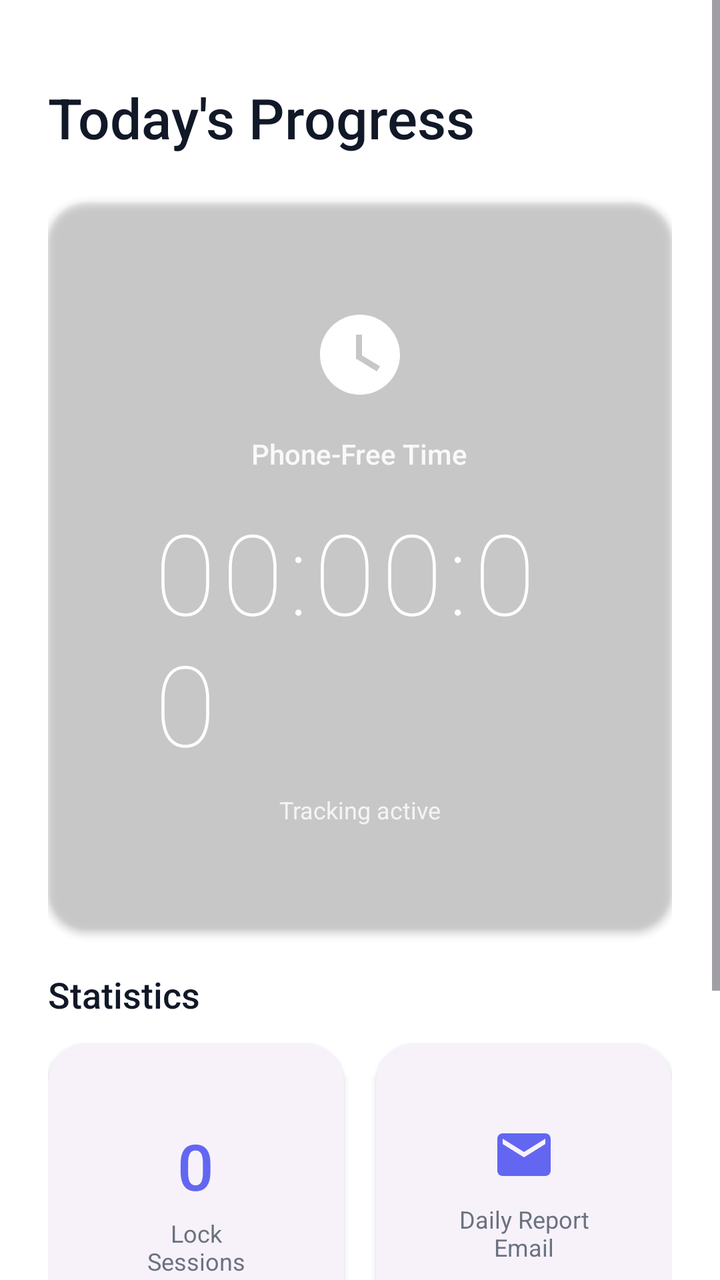
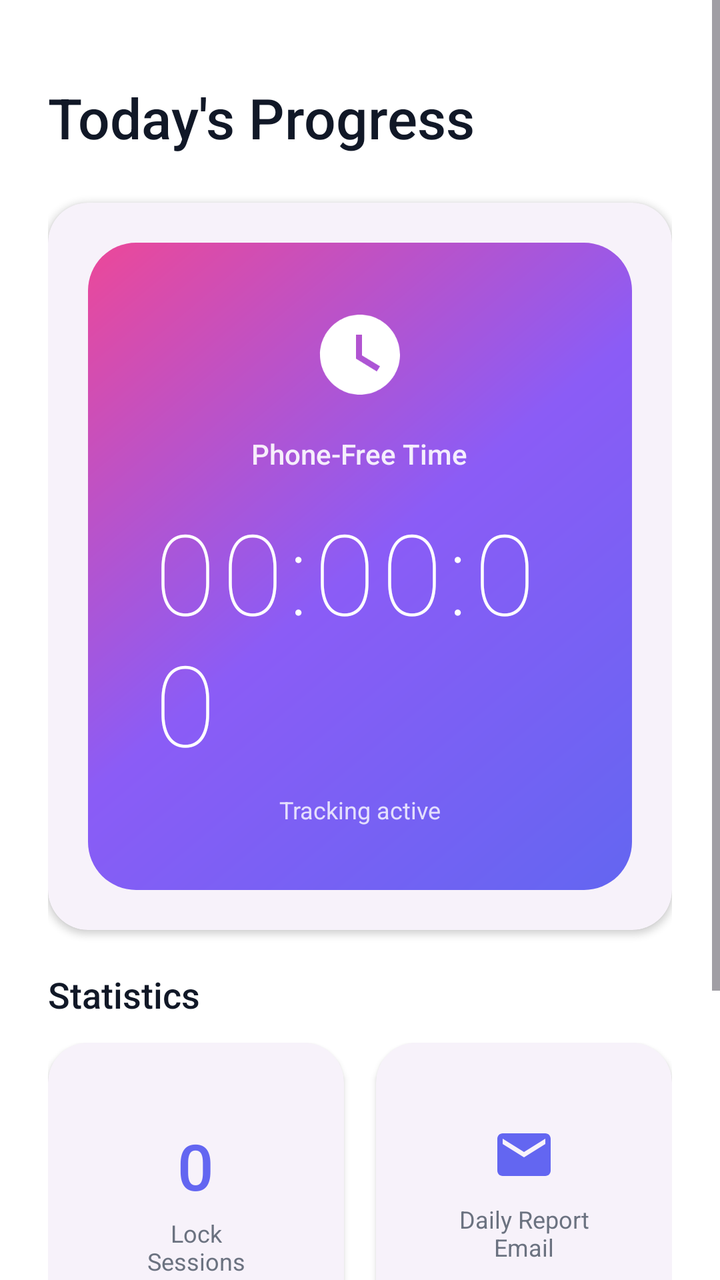

Compare the two renders of this Android layout. The source of the first and the diff that turns it into the second are given below.
<!-- AndroidManifest.xml: activity theme Theme.TimeReclaimer.NoActionBar -->
<!-- res/layout/activity_main.xml -->
<?xml version="1.0" encoding="utf-8"?>
<androidx.constraintlayout.widget.ConstraintLayout xmlns:android="http://schemas.android.com/apk/res/android"
    xmlns:app="http://schemas.android.com/apk/res-auto"
    xmlns:tools="http://schemas.android.com/tools"
    android:layout_width="match_parent"
    android:layout_height="match_parent"
    android:background="@color/background"
    tools:context=".MainActivity">

    <ScrollView
        android:layout_width="match_parent"
        android:layout_height="match_parent"
        android:fillViewport="true">

        <LinearLayout
            android:layout_width="match_parent"
            android:layout_height="wrap_content"
            android:orientation="vertical"
            android:padding="24dp">

            
            <TextView
                android:id="@+id/headerTitle"
                android:layout_width="wrap_content"
                android:layout_height="wrap_content"
                android:text="@string/main_title"
                android:textSize="28sp"
                android:textColor="@color/text_primary"
                android:fontFamily="sans-serif-medium"
                android:layout_marginTop="16dp"
                android:layout_marginBottom="24dp" />

            
            <com.google.android.material.card.MaterialCardView
                android:id="@+id/timeCard"
                style="@style/Widget.TimeReclaimer.Card"
                android:layout_width="match_parent"
                android:layout_height="wrap_content"
                android:layout_marginBottom="20dp"
                app:cardBackgroundColor="@drawable/gradient_background">

                <LinearLayout
                    android:layout_width="match_parent"
                    android:layout_height="wrap_content"
                    android:orientation="vertical"
                    android:padding="32dp"
                    android:gravity="center">

                    <ImageView
                        android:layout_width="48dp"
                        android:layout_height="48dp"
                        android:src="@drawable/ic_clock"
                        android:contentDescription="@string/main_time_label"
                        app:tint="@color/white"
                        android:layout_marginBottom="16dp" />

                    <TextView
                        android:layout_width="wrap_content"
                        android:layout_height="wrap_content"
                        android:text="@string/main_time_label"
                        android:textSize="14sp"
                        android:textColor="@color/white"
                        android:alpha="0.9"
                        android:fontFamily="sans-serif-medium"
                        android:layout_marginBottom="12dp" />

                    <TextView
                        android:id="@+id/timeDisplay"
                        style="@style/TextAppearance.TimeReclaimer.TimeDisplay"
                        android:layout_width="wrap_content"
                        android:layout_height="wrap_content"
                        android:text="00:00:00"
                        android:textColor="@color/white"
                        android:fontFamily="sans-serif-thin"
                        android:textSize="56sp"
                        android:letterSpacing="0.05"
                        android:layout_marginBottom="8dp" />

                    <TextView
                        android:id="@+id/statusText"
                        android:layout_width="wrap_content"
                        android:layout_height="wrap_content"
                        android:text="@string/main_status_tracking"
                        android:textSize="12sp"
                        android:textColor="@color/white"
                        android:alpha="0.8" />

                </LinearLayout>

            </com.google.android.material.card.MaterialCardView>

            
            <TextView
                android:layout_width="wrap_content"
                android:layout_height="wrap_content"
                android:text="@string/main_stats_title"
                android:textSize="18sp"
                android:textColor="@color/text_primary"
                android:fontFamily="sans-serif-medium"
                android:layout_marginBottom="12dp" />

            
            <LinearLayout
                android:layout_width="match_parent"
                android:layout_height="wrap_content"
                android:orientation="horizontal"
                android:weightSum="2"
                android:layout_marginBottom="20dp">

                
                <com.google.android.material.card.MaterialCardView
                    style="@style/Widget.TimeReclaimer.Card"
                    android:layout_width="0dp"
                    android:layout_height="wrap_content"
                    android:layout_weight="1"
                    android:layout_marginEnd="8dp">

                    <LinearLayout
                        android:layout_width="match_parent"
                        android:layout_height="wrap_content"
                        android:orientation="vertical"
                        android:padding="20dp"
                        android:gravity="center">

                        <TextView
                            android:id="@+id/sessionsCount"
                            android:layout_width="wrap_content"
                            android:layout_height="wrap_content"
                            android:text="0"
                            android:textSize="32sp"
                            android:textColor="@color/primary"
                            android:fontFamily="sans-serif-medium"
                            android:layout_marginBottom="4dp" />

                        <TextView
                            android:layout_width="wrap_content"
                            android:layout_height="wrap_content"
                            android:text="@string/main_sessions_label"
                            android:textSize="12sp"
                            android:textColor="@color/text_secondary"
                            android:gravity="center" />

                    </LinearLayout>

                </com.google.android.material.card.MaterialCardView>

                
                <com.google.android.material.card.MaterialCardView
                    style="@style/Widget.TimeReclaimer.Card"
                    android:layout_width="0dp"
                    android:layout_height="wrap_content"
                    android:layout_weight="1"
                    android:layout_marginStart="8dp">

                    <LinearLayout
                        android:layout_width="match_parent"
                        android:layout_height="wrap_content"
                        android:orientation="vertical"
                        android:padding="20dp"
                        android:gravity="center">

                        <ImageView
                            android:layout_width="32dp"
                            android:layout_height="32dp"
                            android:src="@drawable/ic_email"
                            android:contentDescription="@string/main_email_label"
                            app:tint="@color/primary"
                            android:layout_marginBottom="8dp" />

                        <TextView
                            android:layout_width="wrap_content"
                            android:layout_height="wrap_content"
                            android:text="@string/main_email_label"
                            android:textSize="12sp"
                            android:textColor="@color/text_secondary"
                            android:gravity="center"
                            android:maxLines="2" />

                    </LinearLayout>

                </com.google.android.material.card.MaterialCardView>

            </LinearLayout>

            
            <com.google.android.material.card.MaterialCardView
                style="@style/Widget.TimeReclaimer.Card"
                android:layout_width="match_parent"
                android:layout_height="wrap_content">

                <LinearLayout
                    android:layout_width="match_parent"
                    android:layout_height="wrap_content"
                    android:orientation="horizontal"
                    android:padding="20dp"
                    android:gravity="center_vertical">

                    <ImageView
                        android:layout_width="24dp"
                        android:layout_height="24dp"
                        android:src="@drawable/ic_email"
                        android:contentDescription="@string/main_email_label"
                        app:tint="@color/text_secondary"
                        android:layout_marginEnd="12dp" />

                    <TextView
                        android:id="@+id/emailDisplay"
                        android:layout_width="0dp"
                        android:layout_height="wrap_content"
                        android:layout_weight="1"
                        android:text="user@example.com"
                        android:textSize="14sp"
                        android:textColor="@color/text_primary"
                        android:ellipsize="end"
                        android:maxLines="1" />

                </LinearLayout>

            </com.google.android.material.card.MaterialCardView>

        </LinearLayout>

    </ScrollView>

</androidx.constraintlayout.widget.ConstraintLayout>
<!-- resources referenced by this layout -->
<resources>
  <color name="background">#FFFFFF</color>
  <color name="primary">#6366F1</color>
  <color name="text_primary">#111827</color>
  <color name="text_secondary">#6B7280</color>
  <color name="white">#FFFFFF</color>
  <!-- drawable gradient_background (drawable) -->
  <?xml version="1.0" encoding="utf-8"?>
  <shape xmlns:android="http://schemas.android.com/apk/res/android"
      android:shape="rectangle">
      <gradient
          android:angle="135"
          android:endColor="@color/gradient_end"
          android:startColor="@color/gradient_start"
          android:centerColor="@color/gradient_middle"
          android:type="linear" />
      <corners android:radius="24dp" />
  </shape>
  <!-- drawable ic_clock (drawable) -->
  <?xml version="1.0" encoding="utf-8"?>
  <vector xmlns:android="http://schemas.android.com/apk/res/android"
      android:width="24dp"
      android:height="24dp"
      android:viewportWidth="24"
      android:viewportHeight="24">
      <path
          android:fillColor="@color/primary"
          android:pathData="M12,2C6.5,2 2,6.5 2,12s4.5,10 10,10s10,-4.5 10,-10S17.5,2 12,2zM16.2,16.2L11,13V7h1.5v5.2l4.5,2.7L16.2,16.2z" />
  </vector>
  <!-- drawable ic_email (drawable) -->
  <?xml version="1.0" encoding="utf-8"?>
  <vector xmlns:android="http://schemas.android.com/apk/res/android"
      android:width="24dp"
      android:height="24dp"
      android:viewportWidth="24"
      android:viewportHeight="24">
      <path
          android:fillColor="@color/primary"
          android:pathData="M20,4H4C2.9,4 2,4.9 2,6v12c0,1.1 0.9,2 2,2h16c1.1,0 2,-0.9 2,-2V6C22,4.9 21.1,4 20,4zM20,8l-8,5L4,8V6l8,5l8,-5V8z" />
  </vector>
  <string name="main_email_label">Daily Report Email</string>
  <string name="main_sessions_label">Lock Sessions</string>
  <string name="main_stats_title">Statistics</string>
  <string name="main_status_tracking">Tracking active</string>
  <string name="main_time_label">Phone-Free Time</string>
  <string name="main_title">Today\'s Progress</string>
  <style name="TextAppearance.TimeReclaimer.TimeDisplay" parent="">
          <item name="android:textSize">64sp</item>
          <item name="android:textColor">@color/primary</item>
          <item name="android:fontFamily">sans-serif-light</item>
          <item name="android:letterSpacing">0.02</item>
      </style>
  <style name="Widget.TimeReclaimer.Card" parent="Widget.Material3.CardView.Elevated">
          <item name="cardCornerRadius">20dp</item>
          <item name="cardElevation">2dp</item>
          <item name="contentPadding">20dp</item>
      </style>
  <style name="Theme.TimeReclaimer.NoActionBar">
          <item name="windowActionBar">false</item>
          <item name="windowNoTitle">true</item>
      </style>
  <color name="gradient_end">#EC4899</color>
  <color name="gradient_start">#6366F1</color>
  <color name="gradient_middle">#8B5CF6</color>
</resources>

<!-- the commit's change to res/layout/activity_main.xml (unified diff, before → after) -->
@@ -36,15 +36,15 @@
                 style="@style/Widget.TimeReclaimer.Card"
                 android:layout_width="match_parent"
                 android:layout_height="wrap_content"
-                android:layout_marginBottom="20dp"
-                app:cardBackgroundColor="@drawable/gradient_background">
+                android:layout_marginBottom="20dp">
 
                 <LinearLayout
                     android:layout_width="match_parent"
                     android:layout_height="wrap_content"
                     android:orientation="vertical"
                     android:padding="32dp"
-                    android:gravity="center">
+                    android:gravity="center"
+                    android:background="@drawable/gradient_background">
 
                     <ImageView
                         android:layout_width="48dp"
